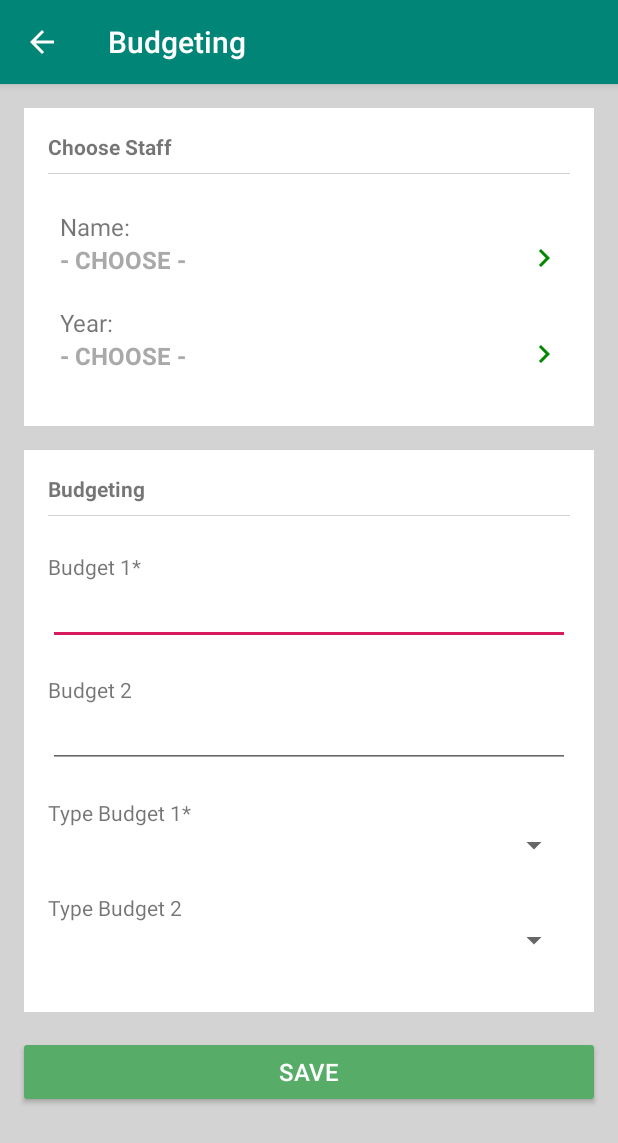
After one commit to geneticdie/eContact, an Android app: the ActivityBudgeting screen opened directly, with no data from a screen before it, on a phone screen of 412 x 824 dp. The commit adds this screen. Shown: the top 1143 px of the screen. Run offline under Robolectric (Android 15) with nearby library versions, the phone set to English and light mode, and no system bars; our stand-ins replace Firebase (no records; nobody signed in at launch, a user with empty details on screens opened directly); libraries missing offline, so code that uses them is left out: in.galaxyofandroid.spinerdialog; 8 statements that could not run were skipped.

Commit message:
Added new features

```diff
--- a/app/src/main/AndroidManifest.xml
+++ b/app/src/main/AndroidManifest.xml
@@ -9,7 +9,8 @@
         android:roundIcon="@mipmap/ic_launcher_round"
         android:supportsRtl="true"
         android:theme="@style/AppTheme">
-        <activity android:name=".ActivityTransaction"></activity>
+        <activity android:name=".ActivityBudgeting"></activity>
+        <activity android:name=".ActivityTransaction" />
         <activity android:name=".NewEmployee" />
         <activity android:name=".Profile" />
         <activity
--- /dev/null
+++ b/app/src/main/java/xyz/voltwilz/employee/ActivityBudgeting.java
@@ -0,0 +1,154 @@
+package xyz.voltwilz.employee;
+
+import androidx.annotation.NonNull;
+import androidx.appcompat.app.AppCompatActivity;
+import in.galaxyofandroid.spinerdialog.OnSpinerItemClick;
+import in.galaxyofandroid.spinerdialog.SpinnerDialog;
+import xyz.voltwilz.employee.ClassOnly.UserProfile;
+
+import android.os.Bundle;
+import android.view.MenuItem;
+import android.view.View;
+import android.widget.LinearLayout;
+import android.widget.TextView;
+
+import com.google.firebase.database.DataSnapshot;
+import com.google.firebase.database.DatabaseError;
+import com.google.firebase.database.DatabaseReference;
+import com.google.firebase.database.FirebaseDatabase;
+import com.google.firebase.database.ValueEventListener;
+
+import java.util.ArrayList;
+
+public class ActivityBudgeting extends AppCompatActivity {
+
+    DatabaseReference mRoot = FirebaseDatabase.getInstance().getReference();
+    DatabaseReference staffRef = mRoot.child("Staffs");
+    DatabaseReference budgetRef = mRoot.child("Budget");
+    DatabaseReference availableYearRef = budgetRef.child("Available_Year");
+
+    ArrayList<String> staffsName = new ArrayList<>();
+    ArrayList<String> idStaff = new ArrayList<>();
+    ArrayList<String> listYear = new ArrayList<>();
+
+    TextView tv_name, tv_year;
+
+    SpinnerDialog spinnerDialogName, spinnerDialogYear;
+
+    LinearLayout layoutName, layoutYear;
+
+    String selectedStaffId, selectedYear;
+
+    @Override
+    protected void onCreate(Bundle savedInstanceState) {
+        super.onCreate(savedInstanceState);
+        setContentView(R.layout.activity_budgeting);
+
+        getSupportActionBar().setDisplayHomeAsUpEnabled(true);
+        setTitle("Budgeting");
+
+        layoutName = findViewById(R.id.budgeting_layoutName);
+        layoutYear = findViewById(R.id.budgeting_layoutYear);
+
+        tv_name = findViewById(R.id.budgeting_staffName);
+        tv_year = findViewById(R.id.budgeting_whichYear);
+
+        spinnerDialogName = new SpinnerDialog(ActivityBudgeting.this, staffsName, "Search staff", R.style.DialogAnimations_SmileWindow , "Close");
+        spinnerDialogName.setCancellable(true);
+        spinnerDialogName.setShowKeyboard(false);
+        spinnerDialogName.bindOnSpinerListener(new OnSpinerItemClick() {
+            @Override
+            public void onClick(String item, int position) {
+                tv_name.setText(item);
+                selectedStaffId = idStaff.get(position);
+            }
+        });
+
+        spinnerDialogYear = new SpinnerDialog(ActivityBudgeting.this, listYear, "Search year", R.style.DialogAnimations_SmileWindow , "Close");
+        spinnerDialogYear.setCancellable(true);
+        spinnerDialogYear.setShowKeyboard(false);
+        spinnerDialogYear.bindOnSpinerListener(new OnSpinerItemClick() {
+            @Override
+            public void onClick(String item, int position) {
+                selectedYear = item;
+                tv_year.setText(item);
+            }
+        });
+
+        declareOnClick();
+    }
+
+    public void declareOnClick() {
+        layoutName.setOnClickListener(new View.OnClickListener() {
+            @Override
+            public void onClick(View view) {
+                spinnerDialogName.showSpinerDialog();
+            }
+        });
+
+        layoutYear.setOnClickListener(new View.OnClickListener() {
+            @Override
+            public void onClick(View view) {
+                spinnerDialogYear.showSpinerDialog();
+            }
+        });
+    }
+
+    @Override
+    protected void onResume() {
+        super.onResume();
+        readAllStaffs();
+        readAllYears();
+    }
+
+    @Override
+    public boolean onOptionsItemSelected(@NonNull MenuItem item) {
+        switch (item.getItemId()) {
+            case android.R.id.home:
+                onBackPressed();
+                break;
+            default:
+                return super.onOptionsItemSelected(item);
+        }
+        return true;
+    }
+
+    public void readAllStaffs() {
+        staffRef.addValueEventListener(new ValueEventListener() {
+            @Override
+            public void onDataChange(@NonNull DataSnapshot dataSnapshot) {
+                staffsName.clear();
+                for (DataSnapshot dataSnapshot1: dataSnapshot.getChildren()) {
+                    idStaff.add(dataSnapshot1.getKey());
+                    UserProfile userProfile = dataSnapshot1.getValue(UserProfile.class);
+                    staffsName.add(userProfile.getFirstName() + " " + userProfile.getLastName());
+                }
+            }
+
+            @Override
+            public void onCancelled(@NonNull DatabaseError databaseError) {
+
+            }
+        });
+    }
+
+    public void readAllYears() {
+        availableYearRef.addValueEventListener(new ValueEventListener() {
+            @Override
+            public void onDataChange(@NonNull DataSnapshot dataSnapshot) {
+                listYear.clear();
+                for (DataSnapshot dataSnapshot1: dataSnapshot.getChildren()) {
+                    String boolStatus = dataSnapshot1.getValue().toString();
+                    if (boolStatus.equals("true")) {
+                        listYear.add(dataSnapshot1.getKey());
+                    }
+                }
+            }
+
+            @Override
+            public void onCancelled(@NonNull DatabaseError databaseError) {
+
+            }
+        });
+    }
+}
--- a/app/src/main/java/xyz/voltwilz/employee/FragmentHome.java
+++ b/app/src/main/java/xyz/voltwilz/employee/FragmentHome.java
@@ -14,7 +14,7 @@ import androidx.fragment.app.Fragment;
 
 public class FragmentHome extends Fragment {
 
-    Button btnTransaction;
+    Button btnTransaction, btnBudgeting;
     View v;
 
     @Nullable
@@ -22,7 +22,15 @@ public class FragmentHome extends Fragment {
     public View onCreateView(@NonNull LayoutInflater inflater, @Nullable ViewGroup container, @Nullable Bundle savedInstanceState) {
         v = inflater.inflate(R.layout.fragment_home, container, false);
 
+        btnBudgeting = v.findViewById(R.id.home_btnBudgeting);
         btnTransaction = v.findViewById(R.id.home_btnTransaction);
+
+        btnBudgeting.setOnClickListener(new View.OnClickListener() {
+            @Override
+            public void onClick(View view) {
+                startActivity(new Intent(getActivity(), ActivityBudgeting.class));
+            }
+        });
 
         btnTransaction.setOnClickListener(new View.OnClickListener() {
             @Override
--- a/app/src/main/java/xyz/voltwilz/employee/FragmentManageUser.java
+++ b/app/src/main/java/xyz/voltwilz/employee/FragmentManageUser.java
@@ -108,7 +108,7 @@ public class FragmentManageUser extends Fragment implements ManageUserAdapter.On
     @Override
     public void onResume() {
         super.onResume();
-        ((MainApp) getActivity()).setActionBarTitle("Staffs");
+        ((MainApp) getActivity()).setActionBarTitle("Contacts");
     }
 
     @Override
--- /dev/null
+++ b/app/src/main/res/layout/activity_budgeting.xml
@@ -0,0 +1,237 @@
+<?xml version="1.0" encoding="utf-8"?>
+<LinearLayout xmlns:android="http://schemas.android.com/apk/res/android"
+    xmlns:app="http://schemas.android.com/apk/res-auto"
+    xmlns:tools="http://schemas.android.com/tools"
+    android:layout_width="match_parent"
+    android:layout_height="match_parent"
+    android:orientation="vertical"
+    android:background="@color/colorGray"
+    tools:context=".ActivityTransaction">
+
+    <ScrollView
+        android:layout_width="match_parent"
+        android:layout_height="wrap_content">
+
+        <LinearLayout
+            android:layout_width="match_parent"
+            android:layout_height="wrap_content"
+            android:paddingVertical="16dp"
+            android:orientation="vertical">
+
+            <LinearLayout
+                android:id="@+id/budgeting_layoutChooseStaff"
+                android:layout_width="match_parent"
+                android:layout_height="wrap_content"
+                android:layout_marginHorizontal="16dp"
+                android:layout_marginBottom="16dp"
+                android:background="#FFFFFF"
+                android:orientation="vertical"
+                android:padding="16dp"
+                tools:layout_editor_absoluteX="16dp"
+                tools:layout_editor_absoluteY="16dp">
+
+                <TextView
+                    android:layout_width="wrap_content"
+                    android:layout_height="wrap_content"
+                    android:text="Choose Staff"
+                    android:textStyle="bold" />
+
+                <View
+                    android:layout_width="match_parent"
+                    android:layout_height="0.75dp"
+                    android:layout_marginTop="8dp"
+                    android:layout_marginBottom="24dp"
+                    android:background="@color/colorGray" />
+
+                <LinearLayout
+                    android:id="@+id/budgeting_layoutName"
+                    android:layout_width="match_parent"
+                    android:layout_height="wrap_content"
+                    android:orientation="horizontal"
+                    android:weightSum="1">
+
+                    <LinearLayout
+                        android:layout_width="match_parent"
+                        android:layout_height="match_parent"
+                        android:layout_weight="0.1"
+                        android:orientation="vertical"
+                        android:paddingLeft="8dp">
+
+                        <TextView
+                            android:layout_width="wrap_content"
+                            android:layout_height="wrap_content"
+                            android:text="Name:"
+                            android:textSize="16sp" />
+
+                        <TextView
+                            android:id="@+id/budgeting_staffName"
+                            android:layout_width="match_parent"
+                            android:layout_height="match_parent"
+                            android:layout_marginBottom="20dp"
+                            android:text="- CHOOSE -"
+                            android:textColor="@color/colorDarkGrey"
+                            android:textSize="16sp"
+                            android:textStyle="bold" />
+                    </LinearLayout>
+
+                    <RelativeLayout
+                        android:layout_width="wrap_content"
+                        android:layout_height="match_parent"
+                        android:layout_weight="0.9">
+
+                        <ImageView
+                            android:layout_width="match_parent"
+                            android:layout_height="wrap_content"
+                            android:layout_centerVertical="true"
+                            android:src="@drawable/icon_right_arrow" />
+                    </RelativeLayout>
+
+
+                </LinearLayout>
+
+                <LinearLayout
+                    android:id="@+id/budgeting_layoutYear"
+                    android:layout_width="match_parent"
+                    android:layout_height="wrap_content"
+                    android:orientation="horizontal"
+                    android:weightSum="1">
+
+                    <LinearLayout
+                        android:layout_width="match_parent"
+                        android:layout_height="match_parent"
+                        android:layout_weight="0.1"
+                        android:orientation="vertical"
+                        android:paddingLeft="8dp">
+
+                        <TextView
+                            android:layout_width="wrap_content"
+                            android:layout_height="wrap_content"
+                            android:text="Year:"
+                            android:textSize="16sp" />
+
+                        <TextView
+                            android:id="@+id/budgeting_whichYear"
+                            android:layout_width="match_parent"
+                            android:layout_height="match_parent"
+                            android:layout_marginBottom="20dp"
+                            android:text="- CHOOSE -"
+                            android:textColor="@color/colorDarkGrey"
+                            android:textSize="16sp"
+                            android:textStyle="bold" />
+                    </LinearLayout>
+
+                    <RelativeLayout
+                        android:layout_width="match_parent"
+                        android:layout_height="match_parent"
+                        android:layout_weight="0.9">
+
+                        <ImageView
+                            android:layout_width="match_parent"
+                            android:layout_height="wrap_content"
+                            android:layout_centerVertical="true"
+                            android:src="@drawable/icon_right_arrow" />
+                    </RelativeLayout>
+
+                </LinearLayout>
+
+            </LinearLayout>
+
+            <LinearLayout
+                android:id="@+id/budgeting_layoutBudgeting"
+                android:layout_width="match_parent"
+                android:layout_height="wrap_content"
+                android:layout_marginHorizontal="16dp"
+                android:layout_marginBottom="16dp"
+                android:background="#FFFFFF"
+                android:orientation="vertical"
+                android:padding="16dp"
+                tools:layout_editor_absoluteX="16dp"
+                tools:layout_editor_absoluteY="16dp">
+
+                <TextView
+                    android:layout_width="wrap_content"
+                    android:layout_height="wrap_content"
+                    android:text="Budgeting"
+                    android:textStyle="bold" />
+
+                <View
+                    android:layout_width="match_parent"
+                    android:layout_height="0.75dp"
+                    android:layout_marginTop="8dp"
+                    android:layout_marginBottom="24dp"
+                    android:background="@color/colorGray" />
+
+                <TextView
+                    android:layout_width="wrap_content"
+                    android:layout_height="wrap_content"
+                    android:textSize="14sp"
+                    android:text="Budget 1*"/>
+
+                <EditText
+                    android:id="@+id/budgeting_budget1"
+                    android:layout_width="match_parent"
+                    android:layout_height="wrap_content"
+                    android:textSize="16sp"
+                    android:inputType="number"
+                    android:layout_marginBottom="20dp"/>
+
+                <TextView
+                    android:layout_width="wrap_content"
+                    android:layout_height="wrap_content"
+                    android:textSize="14sp"
+                    android:text="Budget 2"/>
+
+                <EditText
+                    android:id="@+id/budgeting_budget2"
+                    android:layout_width="match_parent"
+                    android:layout_height="wrap_content"
+                    android:textSize="16sp"
+                    android:inputType="number"
+                    android:layout_marginBottom="20dp"/>
+
+                <TextView
+                    android:layout_width="wrap_content"
+                    android:layout_height="wrap_content"
+                    android:textSize="14sp"
+                    android:text="Type Budget 1*"/>
+
+                <Spinner
+                    android:id="@+id/budgeting_SpinnerTypeBudget1"
+                    android:layout_width="match_parent"
+                    android:layout_height="wrap_content"
+                    android:hint="Type Budget 1"
+                    android:layout_marginBottom="20dp"/>
+
+                <TextView
+                    android:id="@+id/profile_tvTypeBudget2"
+                    android:layout_width="wrap_content"
+                    android:layout_height="wrap_content"
+                    android:textSize="14sp"
+                    android:text="Type Budget 2"/>
+
+                <Spinner
+                    android:id="@+id/budgeting_SpinnerTypeBudget2"
+                    android:layout_width="match_parent"
+                    android:layout_height="wrap_content"
+                    android:hint="Type Budget 1"
+                    android:layout_marginBottom="20dp"/>
+
+            </LinearLayout>
+
+            <Button
+                android:id="@+id/budgeting_btnSave"
+                android:layout_width="match_parent"
+                android:layout_height="wrap_content"
+                android:text="SAVE"
+                android:textSize="16sp"
+                android:textColor="#FFFFFF"
+                android:layout_marginLeft="12dp"
+                android:layout_marginRight="12dp"
+                android:backgroundTint="@color/colorGreen"/>
+
+        </LinearLayout>
+
+    </ScrollView>
+
+
+</LinearLayout>
--- a/app/src/main/res/menu/bottom_navigation.xml
+++ b/app/src/main/res/menu/bottom_navigation.xml
@@ -9,7 +9,7 @@
     <item
         android:id="@+id/nav_manageUser"
         android:icon="@drawable/ic_people_black_24dp"
-        android:title="Staffs"/>
+        android:title="Contacts"/>
 
     <item
         android:id="@+id/nav_account"
```
